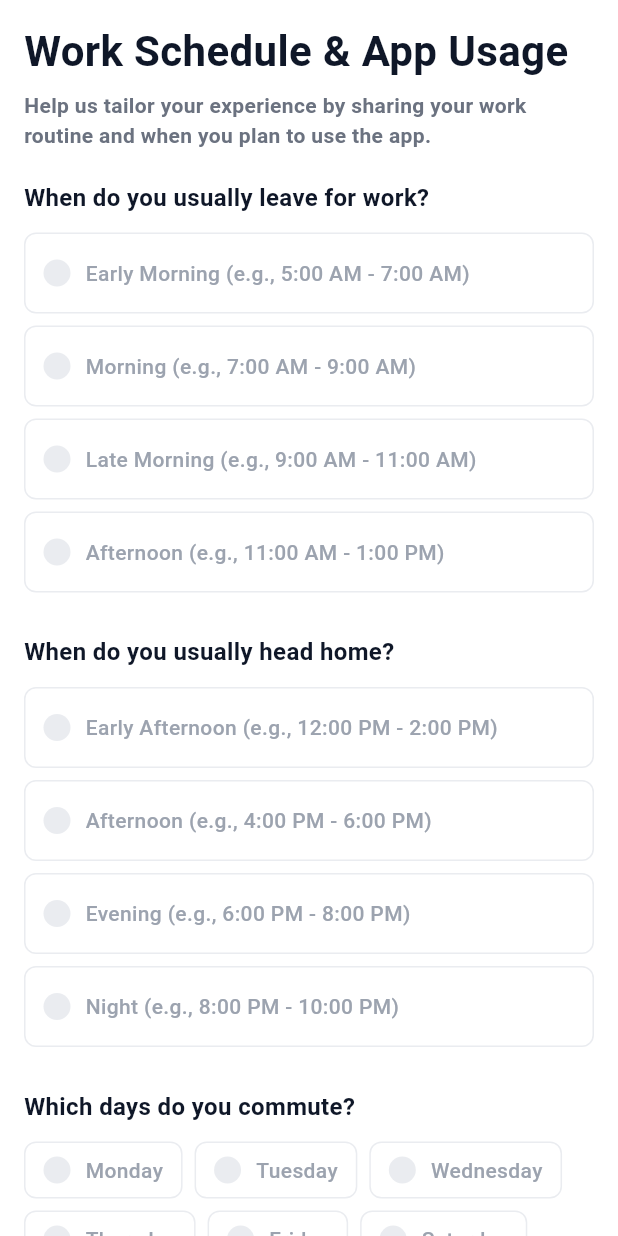
After one commit to wavindi/Project, a Flutter app: the WorkSchedulePage screen opened directly, on a phone screen of 412 x 824 dp. The commit adds this screen. Run offline on Flutter 3.47's test engine with Material 3 defaults, Android fonts, the phone set to English and light mode, and no system bars; our stand-ins replace firebase_auth, firebase_core, flutter_map, geolocator, latlong2, table_calendar; accounts and stored records are empty; network calls fail; Roboto replaces fonts that are missing (Public Sans).

Commit message:
add select roles, pri, and plan page

```diff
--- a/lib/screens/auth/signupverify/linkedindetails.dart
+++ b/lib/screens/auth/signupverify/linkedindetails.dart
@@ -1,5 +1,6 @@
 import 'package:flutter/material.dart';
-import '../../home/home_page.dart';
+import 'choose_role.dart'; // Add this import at the top of the file
+import 'select_priorites.dart'; // Add this import at the top of the file
 
 class LinkedInDetailsPage extends StatefulWidget {
   const LinkedInDetailsPage({super.key});
@@ -268,7 +269,7 @@ class _LinkedInDetailsPageState extends State<LinkedInDetailsPage> {
                     context,
                     MaterialPageRoute(
                         builder: (context) =>
-                            HomePage()), // Navigate to LinkedIn class
+                            WorkSchedulePage()), // Navigate to LinkedIn class
                   );
                 },
                 child: Container(
--- /dev/null
+++ b/lib/screens/auth/signupverify/select_priorites.dart
@@ -0,0 +1,317 @@
+import 'package:flutter/material.dart';
+import '../../home/home_page.dart';
+
+class WorkSchedulePage extends StatefulWidget {
+  const WorkSchedulePage({super.key});
+
+  @override
+  State<WorkSchedulePage> createState() => _WorkSchedulePageState();
+}
+
+class _WorkSchedulePageState extends State<WorkSchedulePage> {
+  // State for each question
+  String? _selectedLeaveForWork;
+  String? _selectedHeadHome;
+  final List<String> _selectedCommuteDays = [];
+
+  @override
+  Widget build(BuildContext context) {
+    return Scaffold(
+      backgroundColor: Colors.white,
+      body: SafeArea(
+        child: SingleChildScrollView(
+          padding: const EdgeInsets.all(16),
+          child: Column(
+            crossAxisAlignment: CrossAxisAlignment.start,
+            children: [
+              // Title and Description
+              const Text(
+                'Work Schedule & App Usage',
+                style: TextStyle(
+                  color: Color(0xFF0F1728),
+                  fontSize: 28,
+                  fontFamily: 'Public Sans',
+                  fontWeight: FontWeight.w700,
+                  height: 1.29,
+                ),
+              ),
+              const SizedBox(height: 8),
+              const Text(
+                'Help us tailor your experience by sharing your work routine and when you plan to use the app.',
+                style: TextStyle(
+                  color: Color(0xFF6B7280),
+                  fontSize: 14,
+                  fontFamily: 'Public Sans',
+                  fontWeight: FontWeight.w600,
+                  height: 1.43,
+                ),
+              ),
+              const SizedBox(height: 20),
+
+              // Question 1: When do you usually leave for work?
+              _buildQuestion(
+                question: 'When do you usually leave for work?',
+                options: const [
+                  'Early Morning (e.g., 5:00 AM - 7:00 AM)',
+                  'Morning (e.g., 7:00 AM - 9:00 AM)',
+                  'Late Morning (e.g., 9:00 AM - 11:00 AM)',
+                  'Afternoon (e.g., 11:00 AM - 1:00 PM)',
+                ],
+                selectedOption: _selectedLeaveForWork,
+                onSelect: (value) {
+                  setState(() {
+                    _selectedLeaveForWork = value;
+                  });
+                },
+              ),
+              const SizedBox(height: 20),
+
+              // Question 2: When do you usually head home?
+              _buildQuestion(
+                question: 'When do you usually head home?',
+                options: const [
+                  'Early Afternoon (e.g., 12:00 PM - 2:00 PM)',
+                  'Afternoon (e.g., 4:00 PM - 6:00 PM)',
+                  'Evening (e.g., 6:00 PM - 8:00 PM)',
+                  'Night (e.g., 8:00 PM - 10:00 PM)',
+                ],
+                selectedOption: _selectedHeadHome,
+                onSelect: (value) {
+                  setState(() {
+                    _selectedHeadHome = value;
+                  });
+                },
+              ),
+              const SizedBox(height: 20),
+
+              // Question 3: Which days do you commute?
+              _buildCommuteDaysQuestion(),
+              const SizedBox(height: 20),
+
+              // Continue Button
+              SizedBox(
+                width: double.infinity,
+                child: ElevatedButton(
+                  onPressed: _canContinue()
+                      ? () {
+                          // Navigate to HomePage
+                          Navigator.push(
+                            context,
+                            MaterialPageRoute(
+                              builder: (context) => const HomePage(),
+                            ),
+                          );
+                        }
+                      : null,
+                  style: ElevatedButton.styleFrom(
+                    backgroundColor: const Color(0xFF4BBDD8),
+                    padding: const EdgeInsets.symmetric(vertical: 16),
+                    shape: RoundedRectangleBorder(
+                      borderRadius: BorderRadius.circular(32),
+                    ),
+                  ),
+                  child: const Text(
+                    'Continue',
+                    style: TextStyle(
+                      color: Colors.white,
+                      fontSize: 16,
+                      fontFamily: 'Public Sans',
+                      fontWeight: FontWeight.w500,
+                    ),
+                  ),
+                ),
+              ),
+            ],
+          ),
+        ),
+      ),
+    );
+  }
+
+  // Helper method to build a question with options
+  Widget _buildQuestion({
+    required String question,
+    required List<String> options,
+    required String? selectedOption,
+    required Function(String) onSelect,
+  }) {
+    return Column(
+      crossAxisAlignment: CrossAxisAlignment.start,
+      children: [
+        Text(
+          question,
+          style: const TextStyle(
+            color: Color(0xFF0F1728),
+            fontSize: 16,
+            fontFamily: 'Public Sans',
+            fontWeight: FontWeight.w600,
+          ),
+        ),
+        const SizedBox(height: 12),
+        Column(
+          children: options.map((option) {
+            return _buildOption(
+              option: option,
+              isSelected: option == selectedOption,
+              onSelect: () => onSelect(option),
+            );
+          }).toList(),
+        ),
+      ],
+    );
+  }
+
+  // Helper method to build an option
+  Widget _buildOption({
+    required String option,
+    required bool isSelected,
+    required VoidCallback onSelect,
+  }) {
+    return GestureDetector(
+      onTap: onSelect,
+      child: Container(
+        width: double.infinity,
+        margin: const EdgeInsets.only(bottom: 8),
+        padding: const EdgeInsets.symmetric(horizontal: 12, vertical: 16),
+        decoration: BoxDecoration(
+          color: Colors.white,
+          borderRadius: BorderRadius.circular(8),
+          border: Border.all(
+            color:
+                isSelected ? const Color(0xFF4BBDD8) : const Color(0xFFEAECF0),
+            width: 1,
+          ),
+        ),
+        child: Row(
+          children: [
+            Container(
+              width: 18,
+              height: 18,
+              decoration: BoxDecoration(
+                color: isSelected
+                    ? const Color(0xFF4BBDD8)
+                    : const Color(0xFFEAECF0),
+                shape: BoxShape.circle,
+              ),
+            ),
+            const SizedBox(width: 10),
+            Expanded(
+              child: Text(
+                option,
+                style: const TextStyle(
+                  color: Color(0xFF9CA3AF),
+                  fontSize: 14,
+                  fontFamily: 'Public Sans',
+                  fontWeight: FontWeight.w500,
+                ),
+              ),
+            ),
+          ],
+        ),
+      ),
+    );
+  }
+
+  // Helper method to build the commute days question
+  Widget _buildCommuteDaysQuestion() {
+    const days = [
+      'Monday',
+      'Tuesday',
+      'Wednesday',
+      'Thursday',
+      'Friday',
+      'Saturday',
+      'Sunday',
+    ];
+
+    return Column(
+      crossAxisAlignment: CrossAxisAlignment.start,
+      children: [
+        const Text(
+          'Which days do you commute?',
+          style: TextStyle(
+            color: Color(0xFF0F1728),
+            fontSize: 16,
+            fontFamily: 'Public Sans',
+            fontWeight: FontWeight.w600,
+          ),
+        ),
+        const SizedBox(height: 12),
+        Wrap(
+          spacing: 8,
+          runSpacing: 8,
+          children: days.map((day) {
+            return _buildCommuteDayOption(
+              day: day,
+              isSelected: _selectedCommuteDays.contains(day),
+              onSelect: () {
+                setState(() {
+                  if (_selectedCommuteDays.contains(day)) {
+                    _selectedCommuteDays.remove(day);
+                  } else {
+                    _selectedCommuteDays.add(day);
+                  }
+                });
+              },
+            );
+          }).toList(),
+        ),
+      ],
+    );
+  }
+
+  // Helper method to build a commute day option
+  Widget _buildCommuteDayOption({
+    required String day,
+    required bool isSelected,
+    required VoidCallback onSelect,
+  }) {
+    return GestureDetector(
+      onTap: onSelect,
+      child: Container(
+        padding: const EdgeInsets.symmetric(horizontal: 12, vertical: 8),
+        decoration: BoxDecoration(
+          color: Colors.white,
+          borderRadius: BorderRadius.circular(8),
+          border: Border.all(
+            color:
+                isSelected ? const Color(0xFF4BBDD8) : const Color(0xFFEAECF0),
+            width: 1,
+          ),
+        ),
+        child: Row(
+          mainAxisSize: MainAxisSize.min,
+          children: [
+            Container(
+              width: 18,
+              height: 18,
+              decoration: BoxDecoration(
+                color: isSelected
+                    ? const Color(0xFF4BBDD8)
+                    : const Color(0xFFEAECF0),
+                shape: BoxShape.circle,
+              ),
+            ),
+            const SizedBox(width: 10),
+            Text(
+              day,
+              style: const TextStyle(
+                color: Color(0xFF9CA3AF),
+                fontSize: 14,
+                fontFamily: 'Public Sans',
+                fontWeight: FontWeight.w500,
+              ),
+            ),
+          ],
+        ),
+      ),
+    );
+  }
+
+  // Check if all questions have been answered
+  bool _canContinue() {
+    return _selectedLeaveForWork != null &&
+        _selectedHeadHome != null &&
+        _selectedCommuteDays.isNotEmpty;
+  }
+}
```
Also changed, not shown: lib/screens/auth/signupverify/choose_role.dart (added, +345 -0 lines).
